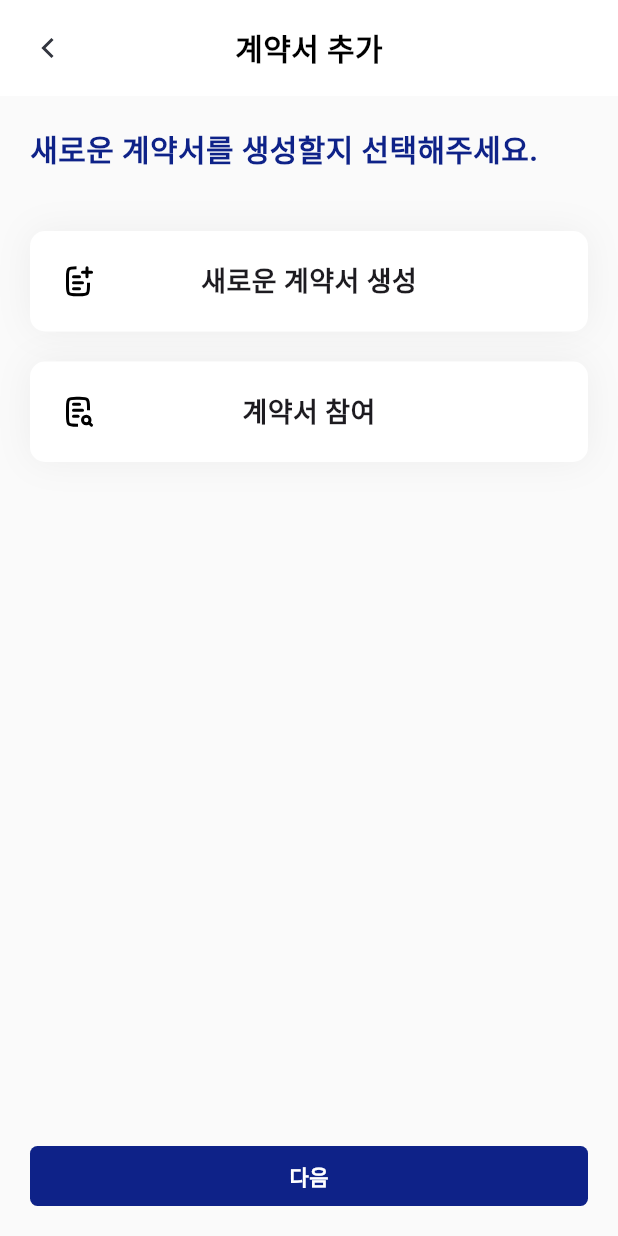
After one commit to Yun-SeYeong/my_home_stair, a Flutter app: the CreateContractPage screen opened directly, on a phone screen of 412 x 824 dp. The commit adds this screen. Run offline on Flutter 3.47's test engine with Material 3 defaults, Android fonts, the phone set to English and light mode, and no system bars; our stand-ins replace dio, equatable, flutter_bloc, flutter_svg, get_it, nested and 3 more; accounts and stored records are empty; generated files the repository leaves out were written again; project files that could hold a hidden picture were left out.

Commit message:
계약서 추가 페이지 (계약서 생성 여부 선택 페이지 추가)

```diff
--- a/lib/my_home_stair.dart
+++ b/lib/my_home_stair.dart
@@ -3,6 +3,7 @@ import 'package:flutter/material.dart';
 import 'package:flutter_bloc/flutter_bloc.dart';
 import 'package:get_it/get_it.dart';
 import 'package:my_home_stair/components/color_styles.dart';
+import 'package:my_home_stair/presentation/contract/create_contract/create_contract_page_bloc.dart';
 import 'package:my_home_stair/presentation/home/home_page.dart';
 import 'package:my_home_stair/presentation/home/home_page_bloc.dart';
 import 'package:my_home_stair/repository/auth_repository.dart';
@@ -11,6 +12,7 @@ import 'package:nested/nested.dart';
 import 'package:page_transition/page_transition.dart';
 import 'package:shared_preferences/shared_preferences.dart';
 
+import 'presentation/contract/create_contract/create_contract_page.dart';
 import 'presentation/login/login_bloc.dart';
 import 'presentation/login/login_page.dart';
 import 'presentation/signup/sign_up_bloc.dart';
@@ -33,7 +35,6 @@ class MyHomeStair extends StatefulWidget {
 }
 
 class _MyHomeStairState extends State<MyHomeStair> {
-
   @override
   Widget build(BuildContext context) {
     return MaterialApp(
@@ -52,6 +53,8 @@ class _MyHomeStairState extends State<MyHomeStair> {
               return _fadeTransition(_blocProvider(const SignUpPage()));
             case HomePage.route:
               return _fadeTransition(_blocProvider(const HomePage()));
+            case CreateContractPage.route:
+              return _fadeTransition(_blocProvider(const CreateContractPage()));
             default:
               return _fadeTransition(_blocProvider(const SplashPage()));
           }
@@ -83,7 +86,8 @@ List<SingleChildWidget> _initBlocs() {
         getIt<SharedPreferencesRepository>(),
       ),
     ),
-    BlocProvider(create: (context) => SignUpBloc(context, getIt<AuthRepository>())),
+    BlocProvider(
+        create: (context) => SignUpBloc(context, getIt<AuthRepository>())),
     BlocProvider(
       create: (context) => SplashPageBloc(
         context,
@@ -92,6 +96,7 @@ List<SingleChildWidget> _initBlocs() {
       ),
     ),
     BlocProvider(create: (context) => HomePageBloc(context)),
+    BlocProvider(create: (context) => CreateContractPageBloc(context)),
   ];
 }
 
--- /dev/null
+++ b/lib/presentation/contract/create_contract/create_contract_page.dart
@@ -0,0 +1,154 @@
+import 'package:flutter/material.dart';
+import 'package:flutter_svg/flutter_svg.dart';
+import 'package:my_home_stair/components/color_styles.dart';
+import 'package:my_home_stair/components/my_house_stair_button.dart';
+
+class CreateContractPage extends StatefulWidget {
+  static const route = "CreateContractPage";
+
+  const CreateContractPage({super.key});
+
+  @override
+  State<CreateContractPage> createState() => _CreateContractPageState();
+}
+
+class _CreateContractPageState extends State<CreateContractPage> {
+  @override
+  Widget build(BuildContext context) {
+    final statusBarHeight = MediaQuery.of(context).viewPadding.top;
+
+    return Scaffold(
+      resizeToAvoidBottomInset: false,
+      body: Container(
+        padding: EdgeInsets.symmetric(vertical: statusBarHeight),
+        child: Stack(
+          children: [
+            Positioned(
+              top: 0,
+              left: 0,
+              right: 0,
+              child: _appBarWidget(
+                () => Navigator.of(context).pop(),
+              ),
+            ),
+            Positioned(
+              top: 64,
+              left: 0,
+              right: 0,
+              bottom: 0,
+              child: Container(
+                color: ColorStyles.backgroundColor,
+                padding: const EdgeInsets.symmetric(horizontal: 20),
+                child: _selectNewOrJoinWidget(),
+              ),
+            ),
+            Positioned(
+              bottom: 20,
+              left: 20,
+              right: 20,
+              child: MyHouseStairButton(
+                text: '다음',
+                onPressed: () {},
+              ),
+            ),
+          ],
+        ),
+      ),
+    );
+  }
+
+  Column _selectNewOrJoinWidget() {
+    return Column(
+      crossAxisAlignment: CrossAxisAlignment.start,
+      children: [
+        const SizedBox(height: 20),
+        const Text(
+          '새로운 계약서를 생성할지 선택해주세요.',
+          style: TextStyle(
+            fontSize: 20,
+            fontWeight: FontWeight.bold,
+            color: ColorStyles.primaryColor,
+          ),
+        ),
+        const SizedBox(height: 40),
+        _button(
+          SvgPicture.asset('images/AddContract.svg',
+              colorFilter: const ColorFilter.mode(
+                Colors.black,
+                BlendMode.srcIn,
+              )),
+          '새로운 계약서 생성',
+          () {},
+        ),
+        const SizedBox(height: 20),
+        _button(
+          SvgPicture.asset('images/File_dock_search.svg',
+              colorFilter: const ColorFilter.mode(
+                Colors.black,
+                BlendMode.srcIn,
+              )),
+          '계약서 참여',
+          () {},
+        ),
+      ],
+    );
+  }
+
+  Widget _button(Widget icon, String text, Function onTap) {
+    return Container(
+      padding: const EdgeInsets.all(20.0),
+      decoration: BoxDecoration(
+        borderRadius: BorderRadius.circular(10),
+        color: Colors.white,
+        boxShadow: [
+          BoxShadow(
+            color: Colors.black.withOpacity(0.05), // 그림자의 색상 및 투명도
+            offset: const Offset(0, 0), // x: 0, y: 0
+            blurRadius: 20, // blur 반경
+            spreadRadius: 0, // spread 반경
+          ),
+        ],
+      ),
+      child: Row(
+          mainAxisAlignment: MainAxisAlignment.spaceBetween,
+          crossAxisAlignment: CrossAxisAlignment.center,
+          children: [
+            icon,
+            Text(text,
+                style:
+                    const TextStyle(fontSize: 18, fontWeight: FontWeight.bold)),
+            const SizedBox(width: 24, height: 24),
+          ]),
+    );
+  }
+
+  Widget _appBarWidget(Function onBack) {
+    return Container(
+      color: Colors.white,
+      height: 64,
+      padding: const EdgeInsets.symmetric(horizontal: 20),
+      child: Row(
+        mainAxisAlignment: MainAxisAlignment.spaceBetween,
+        crossAxisAlignment: CrossAxisAlignment.center,
+        children: [
+          InkWell(
+            onTap: () => onBack(),
+            child: SvgPicture.asset(
+              'images/Expand_left.svg',
+              height: 24,
+            ),
+          ),
+          const Text(
+            '계약서 추가',
+            style: TextStyle(
+              fontSize: 20,
+              fontWeight: FontWeight.bold,
+              color: Colors.black,
+            ),
+          ),
+          const SizedBox(width: 24, height: 24),
+        ],
+      ),
+    );
+  }
+}
--- /dev/null
+++ b/lib/presentation/contract/create_contract/create_contract_page_bloc.dart
@@ -0,0 +1,30 @@
+
+import 'package:equatable/equatable.dart';
+import 'package:flutter/cupertino.dart';
+import 'package:flutter_bloc/flutter_bloc.dart';
+
+class CreateContractPageBloc extends Bloc<CreateContractPageEvent, CreateContractPageState> {
+  final BuildContext context;
+  CreateContractPageBloc(this.context) : super(CreateContractPageState()) {
+    on<CreateContractEvent>(onCreateContract);
+    on<JoinContractEvent>(onJoinContract);
+  }
+
+  Future<void> onCreateContract(CreateContractEvent event, Emitter<CreateContractPageState> emit) async {
+  }
+
+  Future<void> onJoinContract(JoinContractEvent event, Emitter<CreateContractPageState> emit) async {
+  }
+
+}
+
+sealed class CreateContractPageEvent {}
+
+class CreateContractEvent extends CreateContractPageEvent {}
+
+class JoinContractEvent extends CreateContractPageEvent {}
+
+class CreateContractPageState extends Equatable {
+  @override
+  List<Object?> get props => [];
+}
--- a/lib/presentation/home/dashboard_page.dart
+++ b/lib/presentation/home/dashboard_page.dart
@@ -27,7 +27,9 @@ class DashboardPage extends StatelessWidget {
         Positioned(
           right: 20,
           bottom: 84,
-          child: _floatingButtonWidget(),
+          child: _floatingButtonWidget(
+            () => Navigator.of(context).pushNamed("CreateContractPage"),
+          ),
         )
       ],
     );
@@ -49,8 +51,10 @@ class DashboardPage extends StatelessWidget {
     );
   }
 
-  Widget _floatingButtonWidget() {
-    return Container(
+  Widget _floatingButtonWidget(Function onTap) {
+    return InkWell(
+      onTap: () => onTap(),
+      child: Container(
         height: 50,
         width: 50,
         padding: const EdgeInsets.all(13),
@@ -63,6 +67,7 @@ class DashboardPage extends StatelessWidget {
           colorFilter: const ColorFilter.mode(
             Colors.white,
             BlendMode.srcIn,
+          ),
         ),
       ),
     );
```
Also changed, not shown: images/File_dock_search.svg (added). Lines whose indentation alone changed are shown as unchanged.
